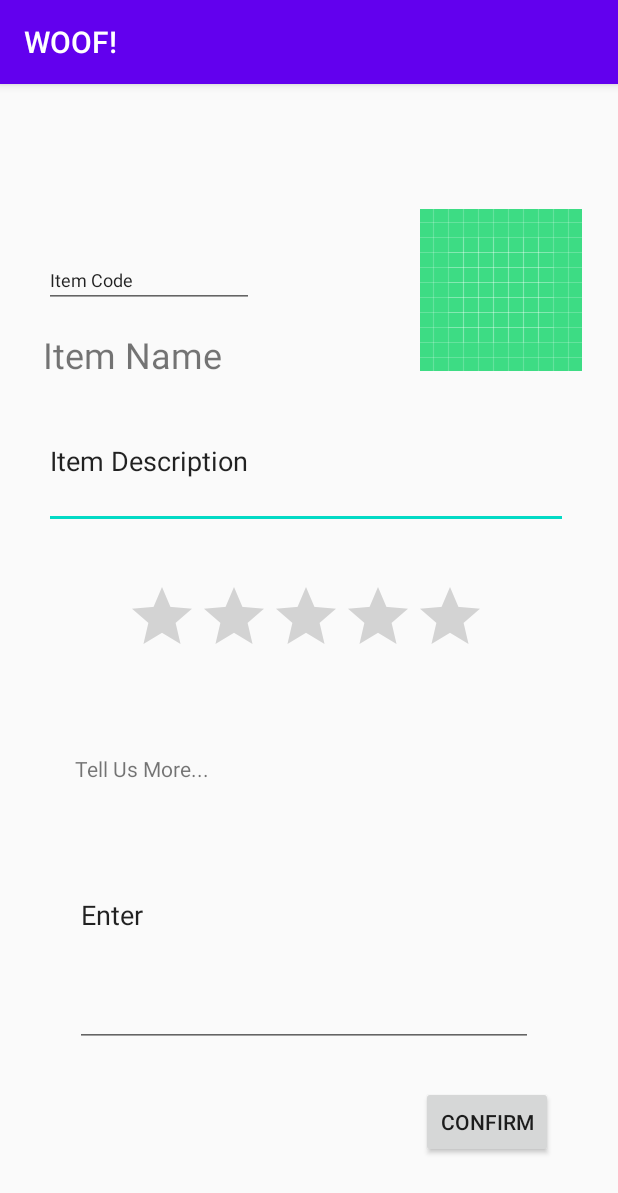
After one commit to NafeelNuhuman/Woof, an Android app: the editReview screen opened directly, with no data from a screen before it, on a phone screen of 412 x 824 dp. The commit adds this screen. Shown: the top 1193 px of the screen. Run offline under Robolectric (Android 15) with nearby library versions, the phone set to English and light mode, and no system bars.

Commit message:
Edit Review

```diff
--- a/app/build.gradle
+++ b/app/build.gradle
@@ -26,6 +26,7 @@
     implementation fileTree(dir: "libs", include: ["*.jar"])
     implementation 'androidx.appcompat:appcompat:1.2.0'
     implementation 'androidx.constraintlayout:constraintlayout:1.1.3'
+    implementation 'androidx.cardview:cardview:1.0.0'
     testImplementation 'junit:junit:4.12'
     androidTestImplementation 'androidx.test.ext:junit:1.1.1'
     androidTestImplementation 'androidx.test.espresso:espresso-core:3.2.0'
--- a/app/src/main/AndroidManifest.xml
+++ b/app/src/main/AndroidManifest.xml
@@ -9,6 +9,7 @@
         android:roundIcon="@mipmap/ic_launcher_round"
         android:supportsRtl="true"
         android:theme="@style/AppTheme">
+        <activity android:name=".editReview"></activity>
         <activity android:name=".MainActivity">
             <intent-filter>
                 <action android:name="android.intent.action.MAIN" />
--- /dev/null
+++ b/app/src/main/java/com/example/woof/editReview.java
@@ -0,0 +1,14 @@
+package com.example.woof;
+
+import androidx.appcompat.app.AppCompatActivity;
+
+import android.os.Bundle;
+
+public class editReview extends AppCompatActivity {
+
+    @Override
+    protected void onCreate(Bundle savedInstanceState) {
+        super.onCreate(savedInstanceState);
+        setContentView(R.layout.activity_edit_review);
+    }
+}
--- a/app/src/main/res/layout/activity_edit_review.xml
+++ b/app/src/main/res/layout/activity_edit_review.xml
@@ -40,7 +40,7 @@
         android:id="@+id/editTextTextPersonName"
         android:layout_width="349dp"
         android:layout_height="90dp"
-        android:layout_marginTop="104dp"
+        android:layout_marginTop="148dp"
         android:ems="10"
         android:inputType="textPersonName"
         android:text="@string/reviewDescription"
@@ -77,7 +77,7 @@
         app:layout_constraintHorizontal_bias="0.098"
         app:layout_constraintStart_toStartOf="parent"
         app:layout_constraintTop_toTopOf="parent"
-        app:layout_constraintVertical_bias="0.711" />
+        app:layout_constraintVertical_bias="0.441" />
 
     <ImageView
         android:id="@+id/imageView"
--- a/app/src/main/res/values/strings.xml
+++ b/app/src/main/res/values/strings.xml
@@ -1,3 +1,11 @@
 <resources>
     <string name="app_name">WOOF!</string>
+    <!--Edit Review Strings-->
+    <string name="reviewDescription">Item Description</string>
+    <string name="orderCode">Item Code</string>
+    <string name="itemName">Item Name</string>
+    <string name="tellUsMore">Tell Us More...</string>
+    <string name="feedback">Enter</string>
+    <string name="confirmButton">Confirm</string>
+    <!--Edit Review Strings-->
 </resources>
```
